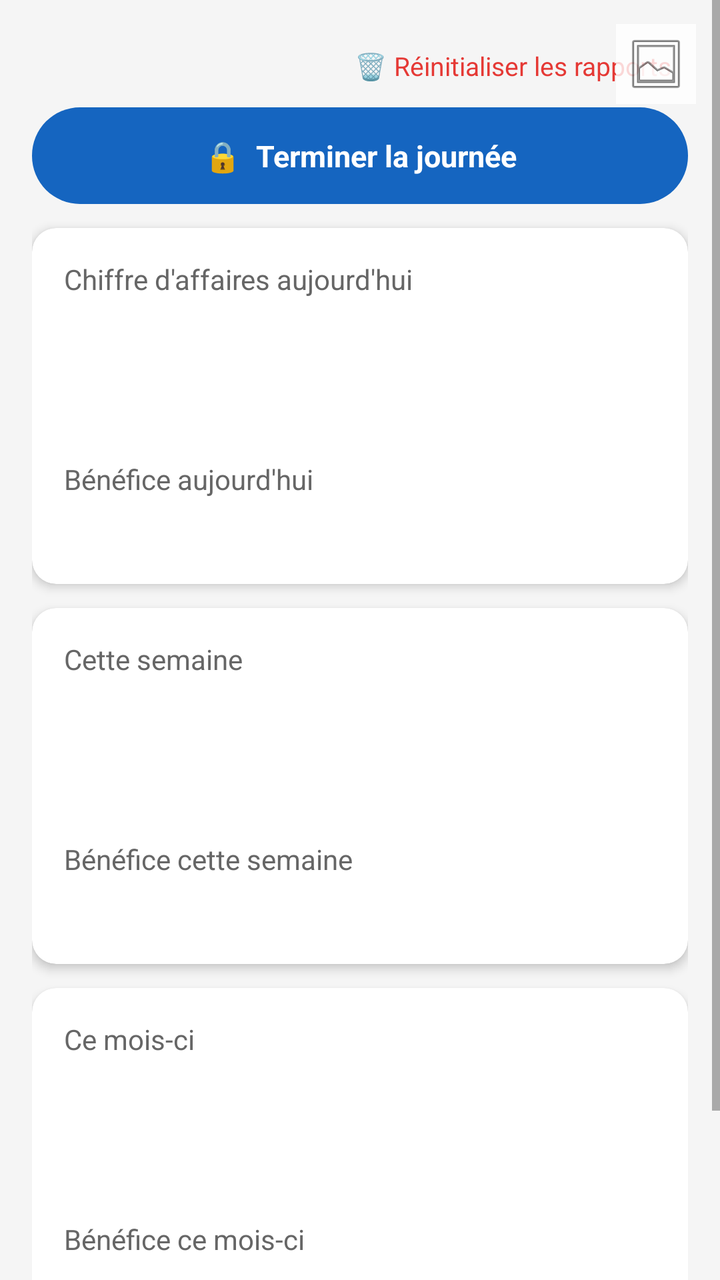
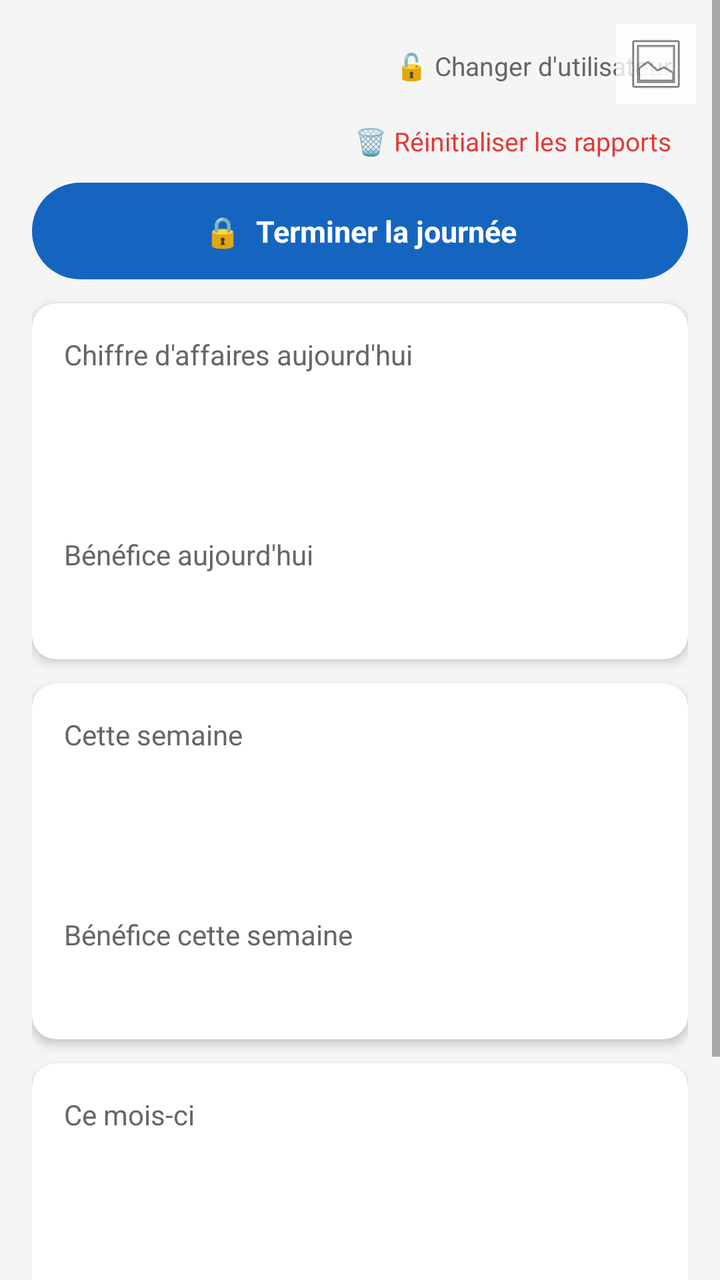

Before-and-after screenshots of an Android layout around one commit, followed by the original layout XML and the change that was made.
<!-- AndroidManifest.xml: application theme Theme.MonStock -->
<!-- res/layout/fragment_reports.xml -->
<?xml version="1.0" encoding="utf-8"?>
<FrameLayout xmlns:android="http://schemas.android.com/apk/res/android"
    xmlns:app="http://schemas.android.com/apk/res-auto"
    android:layout_width="match_parent"
    android:layout_height="match_parent">

    <ImageView
        android:id="@+id/ivBackground"
        android:layout_width="match_parent"
        android:layout_height="match_parent"
        android:scaleType="centerCrop"
        android:alpha="0.22"
        android:contentDescription="@null" />

    <ScrollView
        android:layout_width="match_parent"
        android:layout_height="match_parent">

        <LinearLayout
            android:layout_width="match_parent"
            android:layout_height="wrap_content"
            android:orientation="vertical"
            android:padding="16dp">

            <TextView
                android:id="@+id/btnResetReports"
                android:layout_width="wrap_content"
                android:layout_height="wrap_content"
                android:layout_gravity="end"
                android:text="🗑 Réinitialiser les rapports"
                android:textColor="@color/danger"
                android:textSize="13sp"
                android:padding="8dp"
                android:layout_marginBottom="4dp" />

            <TextView
                android:id="@+id/btnEndDay"
                android:layout_width="match_parent"
                android:layout_height="wrap_content"
                android:text="🔒  Terminer la journée"
                android:textColor="@color/white"
                android:textStyle="bold"
                android:textSize="15sp"
                android:background="@drawable/bg_pill_button"
                android:backgroundTint="?attr/colorPrimary"
                android:gravity="center"
                android:padding="14dp"
                android:layout_marginBottom="12dp" />

            <androidx.cardview.widget.CardView
                android:layout_width="match_parent"
                android:layout_height="wrap_content"
                app:cardBackgroundColor="@color/surface"
                app:cardCornerRadius="12dp"
                app:cardElevation="3dp"
                android:layout_marginBottom="12dp">

                <LinearLayout
                    android:layout_width="match_parent"
                    android:layout_height="wrap_content"
                    android:orientation="vertical"
                    android:padding="16dp">

                    <TextView
                        android:layout_width="wrap_content"
                        android:layout_height="wrap_content"
                        android:text="@string/total_revenue_today"
                        android:textColor="#666666" />

                    <TextView
                        android:id="@+id/tvToday"
                        android:layout_width="wrap_content"
                        android:layout_height="wrap_content"
                        android:textSize="24sp"
                        android:textStyle="bold"
                        android:textColor="?attr/colorPrimary" />

                    <TextView
                        android:id="@+id/tvTodayBreakdown"
                        android:layout_width="wrap_content"
                        android:layout_height="wrap_content"
                        android:textSize="12sp"
                        android:textColor="#888888"
                        android:layout_marginTop="4dp" />

                    <TextView
                        android:id="@+id/tvTodayOrdersSplit"
                        android:layout_width="wrap_content"
                        android:layout_height="wrap_content"
                        android:textSize="12sp"
                        android:textColor="#888888"
                        android:layout_marginTop="2dp" />

                    <TextView
                        android:layout_width="wrap_content"
                        android:layout_height="wrap_content"
                        android:text="@string/total_profit_today"
                        android:textColor="#666666"
                        android:layout_marginTop="10dp" />

                    <TextView
                        android:id="@+id/tvTodayProfit"
                        android:layout_width="wrap_content"
                        android:layout_height="wrap_content"
                        android:textSize="20sp"
                        android:textStyle="bold"
                        android:textColor="@color/accent" />
                </LinearLayout>
            </androidx.cardview.widget.CardView>

            <androidx.cardview.widget.CardView
                android:layout_width="match_parent"
                android:layout_height="wrap_content"
                app:cardBackgroundColor="@color/surface"
                app:cardCornerRadius="12dp"
                app:cardElevation="3dp"
                android:layout_marginBottom="12dp">

                <LinearLayout
                    android:layout_width="match_parent"
                    android:layout_height="wrap_content"
                    android:orientation="vertical"
                    android:padding="16dp">

                    <TextView
                        android:layout_width="wrap_content"
                        android:layout_height="wrap_content"
                        android:text="@string/total_revenue_week"
                        android:textColor="#666666" />

                    <TextView
                        android:id="@+id/tvWeek"
                        android:layout_width="wrap_content"
                        android:layout_height="wrap_content"
                        android:textSize="24sp"
                        android:textStyle="bold"
                        android:textColor="?attr/colorPrimary" />

                    <TextView
                        android:id="@+id/tvWeekBreakdown"
                        android:layout_width="wrap_content"
                        android:layout_height="wrap_content"
                        android:textSize="12sp"
                        android:textColor="#888888"
                        android:layout_marginTop="4dp" />

                    <TextView
                        android:id="@+id/tvWeekOrdersSplit"
                        android:layout_width="wrap_content"
                        android:layout_height="wrap_content"
                        android:textSize="12sp"
                        android:textColor="#888888"
                        android:layout_marginTop="2dp" />

                    <TextView
                        android:layout_width="wrap_content"
                        android:layout_height="wrap_content"
                        android:text="@string/total_profit_week"
                        android:textColor="#666666"
                        android:layout_marginTop="10dp" />

                    <TextView
                        android:id="@+id/tvWeekProfit"
                        android:layout_width="wrap_content"
                        android:layout_height="wrap_content"
                        android:textSize="20sp"
                        android:textStyle="bold"
                        android:textColor="@color/accent" />
                </LinearLayout>
            </androidx.cardview.widget.CardView>

            <androidx.cardview.widget.CardView
                android:layout_width="match_parent"
                android:layout_height="wrap_content"
                app:cardBackgroundColor="@color/surface"
                app:cardCornerRadius="12dp"
                app:cardElevation="3dp"
                android:layout_marginBottom="12dp">

                <LinearLayout
                    android:layout_width="match_parent"
                    android:layout_height="wrap_content"
                    android:orientation="vertical"
                    android:padding="16dp">

                    <TextView
                        android:layout_width="wrap_content"
                        android:layout_height="wrap_content"
                        android:text="@string/total_revenue_month"
                        android:textColor="#666666" />

                    <TextView
                        android:id="@+id/tvMonth"
                        android:layout_width="wrap_content"
                        android:layout_height="wrap_content"
                        android:textSize="24sp"
                        android:textStyle="bold"
                        android:textColor="?attr/colorPrimary" />

                    <TextView
                        android:id="@+id/tvMonthBreakdown"
                        android:layout_width="wrap_content"
                        android:layout_height="wrap_content"
                        android:textSize="12sp"
                        android:textColor="#888888"
                        android:layout_marginTop="4dp" />

                    <TextView
                        android:id="@+id/tvMonthOrdersSplit"
                        android:layout_width="wrap_content"
                        android:layout_height="wrap_content"
                        android:textSize="12sp"
                        android:textColor="#888888"
                        android:layout_marginTop="2dp" />

                    <TextView
                        android:layout_width="wrap_content"
                        android:layout_height="wrap_content"
                        android:text="@string/total_profit_month"
                        android:textColor="#666666"
                        android:layout_marginTop="10dp" />

                    <TextView
                        android:id="@+id/tvMonthProfit"
                        android:layout_width="wrap_content"
                        android:layout_height="wrap_content"
                        android:textSize="20sp"
                        android:textStyle="bold"
                        android:textColor="@color/accent" />
                </LinearLayout>
            </androidx.cardview.widget.CardView>

            <TextView
                android:layout_width="wrap_content"
                android:layout_height="wrap_content"
                android:text="@string/top_products"
                android:textStyle="bold"
                android:textSize="16sp"
                android:layout_marginTop="8dp"
                android:layout_marginBottom="8dp" />

            <androidx.recyclerview.widget.RecyclerView
                android:id="@+id/recyclerViewTop"
                android:layout_width="match_parent"
                android:layout_height="wrap_content"
                android:nestedScrollingEnabled="false" />

        </LinearLayout>
    </ScrollView>

    <ImageButton
        android:id="@+id/btnChangeBackground"
        android:layout_width="40dp"
        android:layout_height="40dp"
        android:layout_gravity="top|end"
        android:layout_margin="12dp"
        android:background="#CCFFFFFF"
        android:padding="8dp"
        android:src="@android:drawable/ic_menu_gallery"
        android:contentDescription="@null" />

</FrameLayout>
<!-- resources referenced by this layout -->
<resources>
  <color name="accent">#43A047</color>
  <color name="danger">#E53935</color>
  <color name="surface">#FFFFFF</color>
  <color name="white">#FFFFFF</color>
  <!-- drawable bg_pill_button (drawable) -->
  <?xml version="1.0" encoding="utf-8"?>
  <shape xmlns:android="http://schemas.android.com/apk/res/android" android:shape="rectangle">
      <corners android:radius="24dp" />
      <solid android:color="#43A047" />
  </shape>
  <string name="top_products">Produits les plus vendus</string>
  <string name="total_profit_month">Bénéfice ce mois-ci</string>
  <string name="total_profit_today">Bénéfice aujourd\'hui</string>
  <string name="total_profit_week">Bénéfice cette semaine</string>
  <string name="total_revenue_month">Ce mois-ci</string>
  <string name="total_revenue_today">Chiffre d\'affaires aujourd\'hui</string>
  <string name="total_revenue_week">Cette semaine</string>
  <style name="Theme.MonStock" parent="Theme.MaterialComponents.DayNight.NoActionBar">
          <item name="colorPrimary">@color/primary</item>
          <item name="colorPrimaryDark">@color/primary_dark</item>
          <item name="colorAccent">@color/accent</item>
          <item name="android:windowBackground">@color/background</item>
      </style>
  <color name="primary">#1565C0</color>
  <color name="primary_dark">#0D47A1</color>
  <color name="background">#F5F5F5</color>
</resources>

<!-- the commit's change to res/layout/fragment_reports.xml (unified diff, before → after) -->
@@ -21,6 +21,34 @@
             android:layout_height="wrap_content"
             android:orientation="vertical"
             android:padding="16dp">
+
+            <LinearLayout
+                android:layout_width="match_parent"
+                android:layout_height="wrap_content"
+                android:orientation="horizontal"
+                android:gravity="end"
+                android:layout_marginBottom="4dp">
+
+                <TextView
+                    android:id="@+id/btnManageEmployees"
+                    android:layout_width="wrap_content"
+                    android:layout_height="wrap_content"
+                    android:text="👥 Employés"
+                    android:textColor="?attr/colorPrimary"
+                    android:textSize="13sp"
+                    android:padding="8dp"
+                    android:visibility="gone" />
+
+                <TextView
+                    android:id="@+id/btnLogout"
+                    android:layout_width="wrap_content"
+                    android:layout_height="wrap_content"
+                    android:text="🔓 Changer d'utilisateur"
+                    android:textColor="#666666"
+                    android:textSize="13sp"
+                    android:padding="8dp" />
+
+            </LinearLayout>
 
             <TextView
                 android:id="@+id/btnResetReports"
